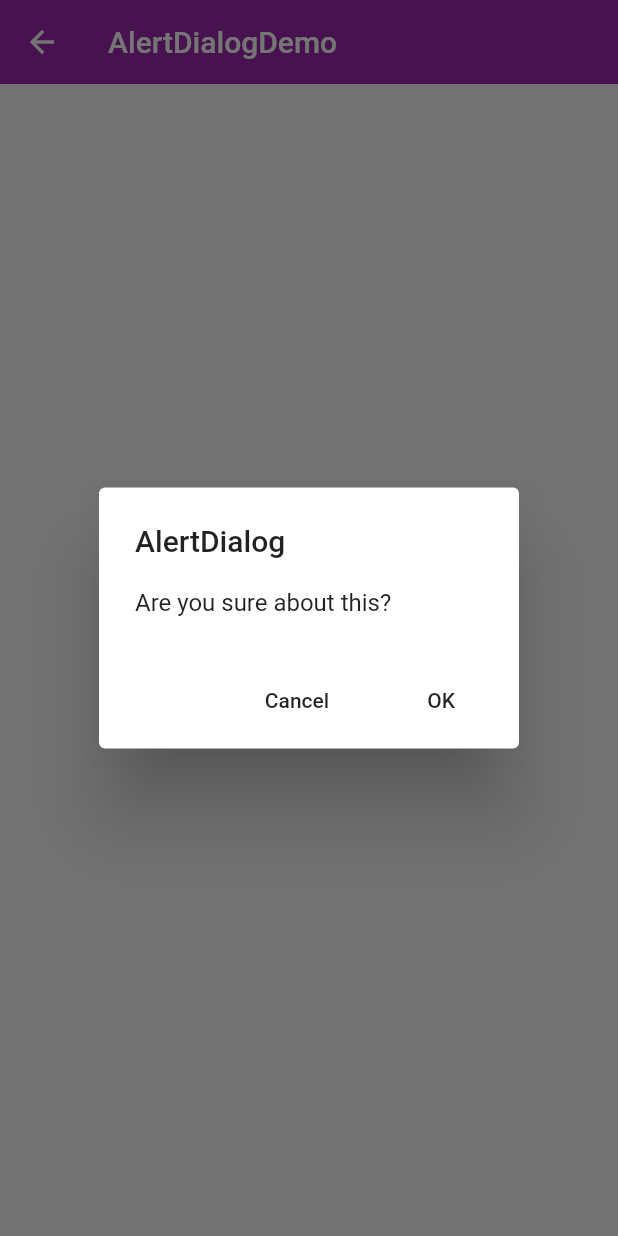
After one commit to lisiyizu/FlutterVideoDemo, a Flutter app: the AlertDialogDemo screen opened directly, after a tap on "Open AlertDialog", on a phone screen of 412 x 824 dp. The commit adds this screen. Run offline on Flutter 3.47's test engine with Material 2 defaults, Android fonts, the phone set to English and light mode, and no system bars.

Commit message:
popup_menu_botton; alert_dialog; bottom_sheet; expansion_panel

```diff
--- /dev/null
+++ b/video_01/lib/buttonDemo/alert_dialog_demo.dart
@@ -0,0 +1,88 @@
+import 'package:flutter/material.dart';
+import 'dart:async';
+
+enum Action {
+  OK,
+  Cancel
+}
+
+class AlertDialogDemo extends StatefulWidget {
+  @override
+  _AlertDialogDemoState createState() => _AlertDialogDemoState();
+}
+
+class _AlertDialogDemoState extends State<AlertDialogDemo> {
+  String _choice = 'Nothing';
+
+  Future _openAlertDialog() async {
+    final action = await showDialog(
+      context: context,
+      barrierDismissible: false,
+      builder: (BuildContext context) {
+        // 返回 需要现实的对话框
+        return AlertDialog(
+          title: Text('AlertDialog'), // title
+          content: Text('Are you sure about this?'),  // message
+          // buttons
+          actions: <Widget>[
+            FlatButton(
+              child: Text('Cancel'),
+              onPressed: () {
+                Navigator.pop(context, Action.Cancel);
+              },
+            ),
+            FlatButton(
+              child: Text('OK'),
+              onPressed: () {
+                Navigator.pop(context, Action.OK);
+              },
+            ),
+          ],
+        );
+      },
+    );
+
+    switch (action) {
+      case Action.OK:
+        setState(() {
+          _choice = 'OK';
+        });
+        break;
+      case Action.Cancel:
+        setState(() {
+          _choice = 'Cancel';
+        });
+        break;
+      default:
+    }
+  }
+
+  @override
+  Widget build(BuildContext context) {
+    return Scaffold(
+      appBar: AppBar(
+        title: Text("AlertDialogDemo"),
+        elevation: 0.0,
+      ),
+      body: Container(
+        padding: EdgeInsets.all(16.0),
+        child: Column(
+          mainAxisAlignment: MainAxisAlignment.center,
+          children: <Widget>[
+            Text('Your choice is: $_choice'),
+            SizedBox(height: 16.0),
+            Row(
+              mainAxisAlignment: MainAxisAlignment.center,
+              children: <Widget>[
+                RaisedButton(
+                  child: Text('Open AlertDialog'),
+                  onPressed: _openAlertDialog,
+                ),
+              ],
+            ),
+          ],
+        ),
+      ),
+    );
+  }
+}
--- a/video_01/lib/main.dart
+++ b/video_01/lib/main.dart
@@ -9,7 +9,7 @@ import './demo/MOLayout.dart';
 import './demo/MOSliver.dart';
 import './demo/MONavigator.dart';
 import './demo/form_demo.dart';
-import './demo/material_components.dart';
+import './buttonDemo/material_components.dart';
 
 void main() => runApp(App());
 
```
Also changed, not shown: video_01/lib/buttonDemo/buttom_sheet_demo.dart (added, +103 -0 lines), video_01/lib/buttonDemo/expansion_panel_demo.dart (added, +47 -0 lines), video_01/lib/buttonDemo/material_components.dart (renamed from video_01/lib/demo/material_components.dart, +12 -0 lines), video_01/lib/buttonDemo/popup_menu_button.dart (+56 -0 lines), video_01/lib/buttonDemo/simple_dialog_demo.dart (added, +93 -0 lines), video_01/lib/buttonDemo/snack_bar_demo.dart (added, +52 -0 lines), video_01/pubspec.lock.
